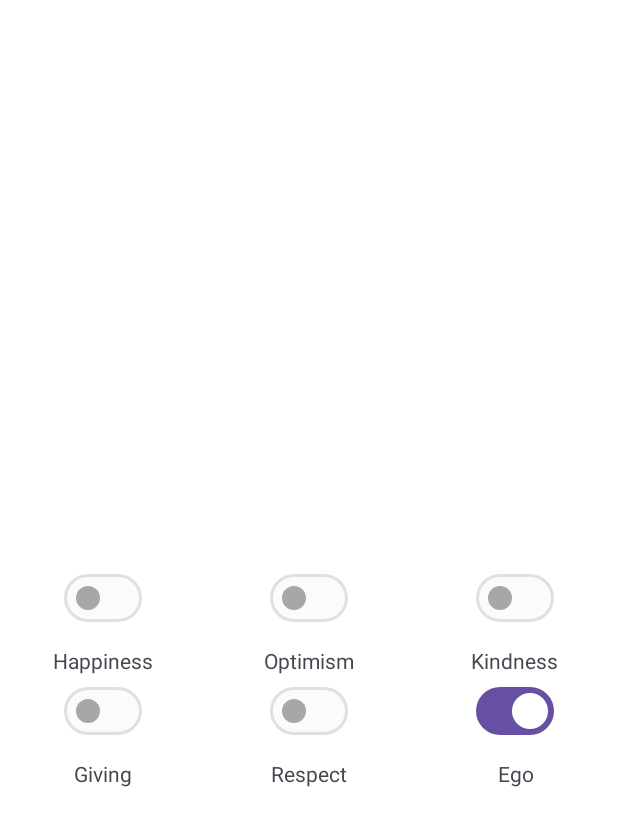
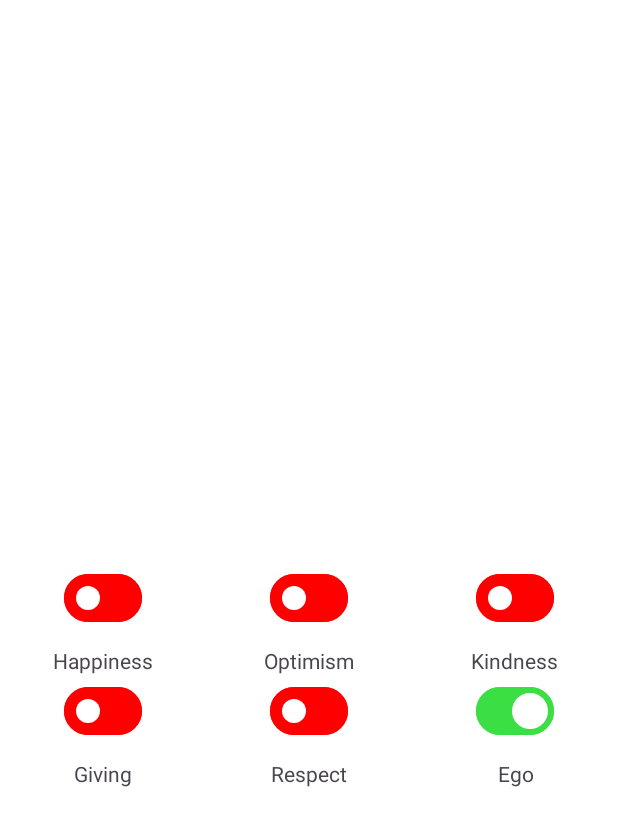
Before and after one commit to bengisusaahin/Mindset, an Android app: the screen it shows after launch (MainActivity), on a phone screen of 412 x 824 dp. Shown: the top 826 px of the screen. Run offline under Robolectric (Android 15) with nearby library versions, the phone set to English and light mode, and no system bars.

Commit message:
style: changed switch button colors

```diff
--- /dev/null
+++ b/app/src/main/res/drawable/switch_colors.xml
@@ -0,0 +1,5 @@
+<?xml version="1.0" encoding="utf-8"?>
+<selector xmlns:android="http://schemas.android.com/apk/res/android">
+    <item android:state_checked="true" android:color="@color/green" />
+    <item android:state_checked="false" android:color="@color/red" />
+</selector>
--- a/app/src/main/res/layout/fragment_home.xml
+++ b/app/src/main/res/layout/fragment_home.xml
@@ -30,7 +30,10 @@
                 android:id="@+id/switchHappiness"
                 android:layout_width="wrap_content"
                 android:layout_height="wrap_content"
-                android:layout_gravity="center" />
+                android:layout_gravity="center"
+                app:trackDecorationTint="@drawable/switch_colors"
+                app:trackTint="@drawable/switch_colors"
+                app:thumbTint="@color/white" />
 
             <TextView
                 android:id="@+id/textHappiness"
@@ -54,7 +57,10 @@
                 android:id="@+id/switchOptimism"
                 android:layout_width="wrap_content"
                 android:layout_height="wrap_content"
-                android:layout_gravity="center" />
+                android:layout_gravity="center"
+                app:trackDecorationTint="@drawable/switch_colors"
+                app:trackTint="@drawable/switch_colors"
+                app:thumbTint="@color/white" />
 
             <TextView
                 android:id="@+id/textOptimism"
@@ -78,7 +84,10 @@
                 android:id="@+id/switchKindness"
                 android:layout_width="wrap_content"
                 android:layout_height="wrap_content"
-                android:layout_gravity="center" />
+                android:layout_gravity="center"
+                app:trackDecorationTint="@drawable/switch_colors"
+                app:trackTint="@drawable/switch_colors"
+                app:thumbTint="@color/white" />
 
             <TextView
                 android:id="@+id/textKindness"
@@ -112,7 +121,10 @@
                 android:id="@+id/switchGiving"
                 android:layout_width="wrap_content"
                 android:layout_height="wrap_content"
-                android:layout_gravity="center" />
+                android:layout_gravity="center"
+                app:trackDecorationTint="@drawable/switch_colors"
+                app:trackTint="@drawable/switch_colors"
+                app:thumbTint="@color/white"/>
 
             <TextView
                 android:id="@+id/textGiving"
@@ -136,7 +148,10 @@
                 android:id="@+id/switchRespect"
                 android:layout_width="wrap_content"
                 android:layout_height="wrap_content"
-                android:layout_gravity="center" />
+                android:layout_gravity="center"
+                app:trackDecorationTint="@drawable/switch_colors"
+                app:trackTint="@drawable/switch_colors"
+                app:thumbTint="@color/white" />
 
             <TextView
                 android:id="@+id/textRespect"
@@ -160,7 +175,10 @@
                 android:id="@+id/switchEgo"
                 android:layout_width="wrap_content"
                 android:layout_height="wrap_content"
-                android:layout_gravity="center" />
+                android:layout_gravity="center"
+                app:trackDecorationTint="@drawable/switch_colors"
+                app:trackTint="@drawable/switch_colors"
+                app:thumbTint="@color/white" />
 
             <TextView
                 android:id="@+id/textEgo"
--- a/app/src/main/res/values/colors.xml
+++ b/app/src/main/res/values/colors.xml
@@ -2,4 +2,6 @@
 <resources>
     <color name="black">#FF000000</color>
     <color name="white">#FFFFFFFF</color>
+    <color name="green">#3BDE43</color>
+    <color name="red">#FF0000</color>
 </resources>
```
